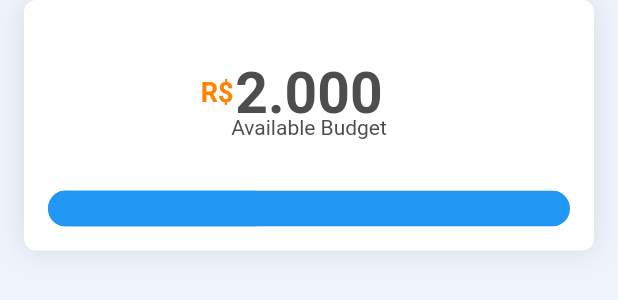
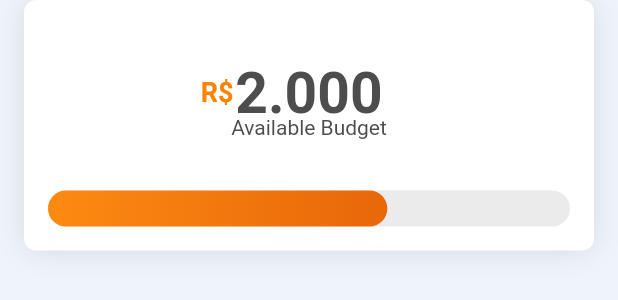
Before and after one commit to arctouch-victorbotamedi/arcbuck, a Flutter app: the AvailableBudgetCard widget shown alone on an empty page, opened directly, on a phone screen of 412 x 824 dp. Shown: the top 300 px of the screen. Run offline on Flutter 3.47's test engine with Material 2 defaults, Android fonts, the phone set to English and light mode, and no system bars; our stand-ins replace bloc, equatable, flutter_bloc; Roboto replaces fonts that are missing (Avenir).

Commit message:
:lipstick: Implemented budget card progress bar

```diff
--- a/lib/view/widget/available_budget_card.dart
+++ b/lib/view/widget/available_budget_card.dart
@@ -1,3 +1,6 @@
+import 'dart:math';
+
+import 'package:arcbuck/view/widget/animated_progress_bar.dart';
 import 'package:arcbuck/view/widget/smooth_shadow_card.dart';
 import 'package:flutter/material.dart';
 
@@ -7,10 +10,8 @@ class AvailableBudgetCard extends StatelessWidget {
 
   AvailableBudgetCard({this.height, this.padding});
 
-
   @override
-  Widget build(BuildContext context) {
-    return SmoothShadowCard(
+  Widget build(BuildContext context) => SmoothShadowCard(
       height: height,
       margin: padding,
       child: Padding(
@@ -24,17 +25,15 @@ class AvailableBudgetCard extends StatelessWidget {
         ),
       )
   );
-  }
 
-  Widget _buildHeaderWidget() =>
-      Expanded(
+  Widget _buildHeaderWidget() => Expanded(
     child: Column(
       mainAxisAlignment: MainAxisAlignment.center,
       children: [
         _buildBudgetValueWidget(),
         Text("Available Budget",
           style: TextStyle(
-                color: Color.fromRGBO(77, 77, 77, 1),
+            color: const Color(0xFF4D4D4D),
             fontSize: 14,
             height: 0.8
           ),
@@ -43,8 +42,7 @@ class AvailableBudgetCard extends StatelessWidget {
     )
   );
 
-  Widget _buildBudgetValueWidget() =>
-      Stack(
+  Widget _buildBudgetValueWidget() => Stack(
     overflow: Overflow.visible,
     children: [
       Positioned(
@@ -60,7 +58,7 @@ class AvailableBudgetCard extends StatelessWidget {
       Text("2.000",
         textAlign: TextAlign.center,
         style: TextStyle(
-                color: Color.fromRGBO(77, 77, 77, 1),
+            color: const Color(0xFF4D4D4D),
             fontSize: 38,
             fontWeight: FontWeight.bold,
             height: 0.8
@@ -69,17 +67,17 @@ class AvailableBudgetCard extends StatelessWidget {
     ],
   );
 
-
-  Widget _buildProgressBar() =>
-      Material(
-        borderRadius: BorderRadius.circular(19),
-        clipBehavior: Clip.antiAlias,
-        child: Container(
-          height: 24,
-          child: LinearProgressIndicator(
-            backgroundColor: Colors.blue,
-            value: 0.4,
+  Widget _buildProgressBar() => AnimatedProgressBar(
+    currentValue: 65,
+    size: 24,
+    decoration: BoxDecoration(
+      gradient: LinearGradient(colors: [const Color(0xfffd8a11), const Color(0xFFe8670a)]),
+      borderRadius: BorderRadius.circular(18),
     ),
-        )
+    backgroundDecoration: BoxDecoration(
+      color: const Color(0xffebebeb),
+      borderRadius: BorderRadius.circular(18),
+    ),
+    animatedDuration: const Duration(milliseconds: 500),
   );
 }
```
Lines whose indentation alone changed are shown as unchanged.
